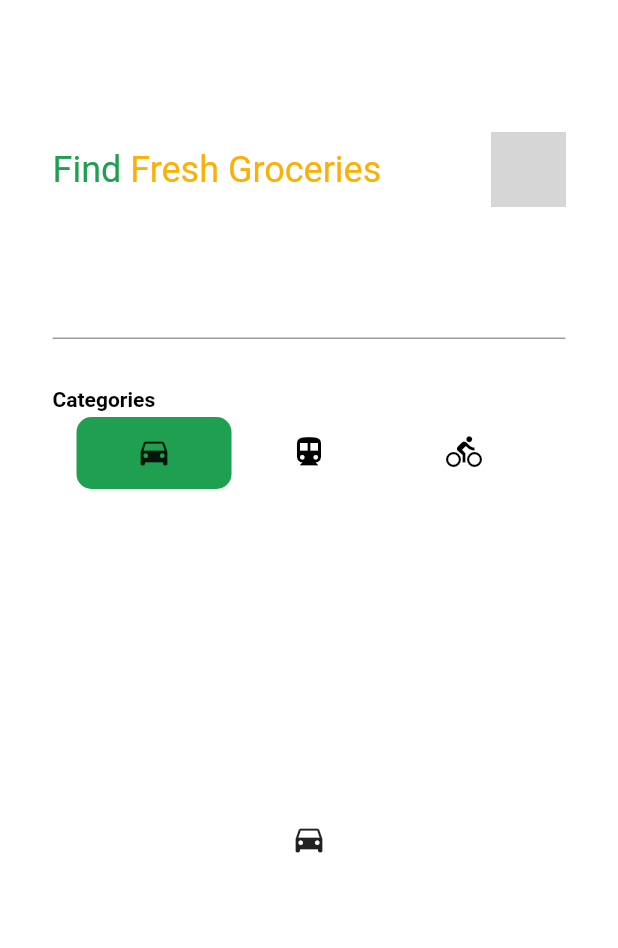
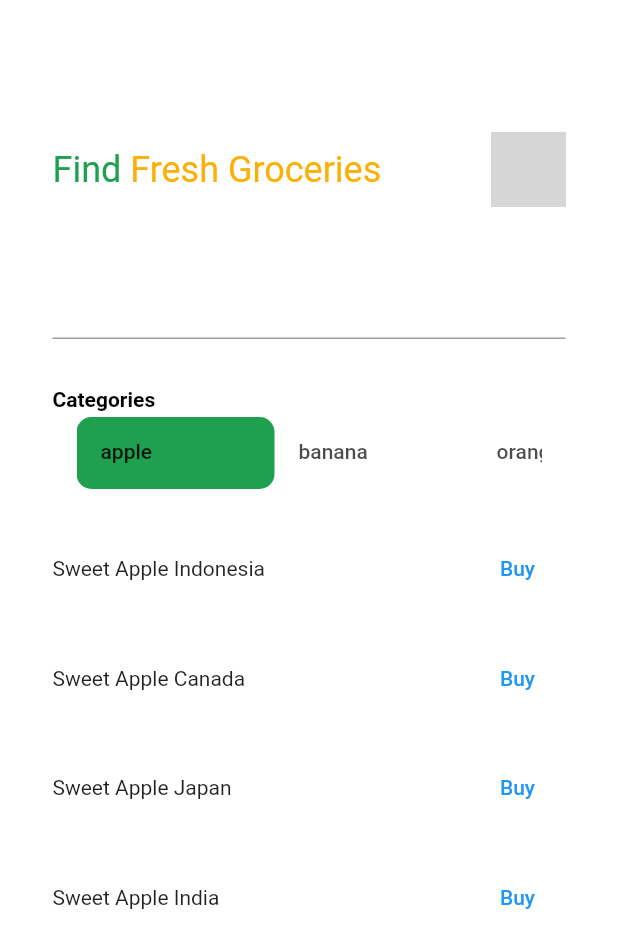
Before and after one commit to MrOMadness/find-fresh-groceries, a Flutter app: the HomeScreen widget shown alone on an empty page, opened directly, on a phone screen of 412 x 824 dp. Shown: the top 948 px of the screen. Run offline on Flutter 3.47's test engine with Material 2 defaults, Android fonts, the phone set to English and light mode, and no system bars; our stand-ins replace material_floating_search_bar, persistent_bottom_nav_bar, shared_preferences; accounts and stored records are empty; network calls fail; grey boxes are pictures that could not be loaded.

Commit message:
Add categories

```diff
--- /dev/null
+++ b/lib/models/catalog.dart
@@ -0,0 +1,24 @@
+class Catalog {
+  final String name;
+  final String type;
+  final String price;
+  final String picture;
+  final String rating;
+
+  Catalog(
+      {required this.name,
+      required this.type,
+      required this.price,
+      required this.picture,
+      required this.rating});
+
+  factory Catalog.fromJson(Map<String, dynamic> json) {
+    return Catalog(
+      name: json['name'],
+      picture: json['picture'],
+      price: json['price'],
+      rating: json['rating'],
+      type: json['type'],
+    );
+  }
+}
--- a/lib/screens/categories.dart
+++ b/lib/screens/categories.dart
@@ -1,41 +1,149 @@
+import 'dart:convert';
+
+import 'package:find_fresh_groceries/models/catalog.dart';
+import 'package:find_fresh_groceries/screens/error.dart';
 import 'package:find_fresh_groceries/styles.dart';
 import 'package:flutter/material.dart';
 
 class HomeCategoriesScreen extends StatefulWidget {
-  const HomeCategoriesScreen({Key? key}) : super(key: key);
+  final String searchString;
+  const HomeCategoriesScreen({Key? key, required this.searchString})
+      : super(key: key);
 
   @override
   State<HomeCategoriesScreen> createState() => _HomeCategoriesScreenState();
 }
 
 class _HomeCategoriesScreenState extends State<HomeCategoriesScreen> {
+  Future<List> getCategories() async {
+    // Obtain shared preferences.
+
+    String data = await DefaultAssetBundle.of(context)
+        .loadString("assets/data/catalog.json");
+    final jsonResult = jsonDecode(data); //latest Dart
+
+    // print(jsonResult['results']);
+
+    var filteredArray = [];
+
+    var list = json
+        .decode(data)['results']
+        .map((data) => Catalog.fromJson(data))
+        .toList();
+
+    for (var val in list) {
+      if (val.name.toLowerCase().contains(widget.searchString.toLowerCase())) {
+        //TODO: create better search func
+        filteredArray.add(val);
+      }
+    }
+
+    return filteredArray; // return your response
+  }
+
+  List getUniqueTypes(data) {
+    var temp = [];
+
+    if (data != null) {
+      for (var val in data) {
+        temp.add(val.type);
+      }
+    }
+    return temp.toSet().toList(); // Returns unique
+  }
+
+  List<Widget> uniqueTabs(uniqueTypes) {
+    List<Widget> arr = [];
+
+    for (var val in uniqueTypes) {
+      arr.add(
+        Tab(
+          icon: SizedBox(width: 100, child: Text(val)), //TODO: Style
+        ),
+      );
+    }
+    return arr;
+  }
+
+  List<Widget> tabBarView(uniqueTypes, data) {
+    List<Widget> categoriesArr = []; // Categories array Ex. => Apple, Orange
+
+    for (var uniqueType in uniqueTypes) {
+      List<Widget> categoriesDataArr =
+          []; // Data in the categories Ex. => Sweet Apple Indonesia, Sweet Apple Canada
+      for (var val in data) {
+        // print(val.type);
+        if (val.type == uniqueType) {
+          // print(val.name);
+          categoriesDataArr.add(
+            Container(
+                padding: const EdgeInsets.only(top: 25),
+                child: Row(
+                  mainAxisAlignment: MainAxisAlignment.spaceBetween,
+                  children: [
+                    Text(val.name),
+                    TextButton(
+                      style: ButtonStyle(
+                        foregroundColor:
+                            MaterialStateProperty.all<Color>(Colors.blue),
+                      ),
+                      onPressed: () {},
+                      child: const Text('Buy'),
+                    )
+                  ],
+                )), //TODO: Style
+          );
+        }
+      }
+      categoriesArr.add(
+        Tab(
+          icon: Column(children: categoriesDataArr), //TODO: Style
+        ),
+      );
+    }
+    return categoriesArr;
+  }
+
   @override
   Widget build(BuildContext context) {
+    // print('search val: ' + widget.searchString);
+    return FutureBuilder<List>(
+        future: getCategories(),
+        builder: (context, snapshot) {
+          if (snapshot.hasData) {
+            var uniqueTypes = getUniqueTypes(snapshot.data);
+            print(tabBarView(uniqueTypes, snapshot.data));
             return DefaultTabController(
-      length: 3,
+              length: uniqueTypes.length,
+              // length: 3,
               child: Scaffold(
                 appBar: AppBar(
                   elevation: 0,
                   backgroundColor: Colors.white,
                   title: TabBar(
+                    padding: EdgeInsets.zero,
+                    isScrollable: true,
                     indicator: BoxDecoration(
-                borderRadius: BorderRadius.circular(10), // Creates border
+                        borderRadius:
+                            BorderRadius.circular(10), // Creates border
                         color: const Color(Styles.greenMain)),
-            tabs: const [
-              Tab(icon: Icon(Icons.directions_car)),
-              Tab(icon: Icon(Icons.directions_transit)),
-              Tab(icon: Icon(Icons.directions_bike)),
-            ],
+                    tabs: uniqueTabs(uniqueTypes),
                   ),
                 ),
-        body: const TabBarView(
-          children: [
-            Icon(Icons.directions_car),
-            Icon(Icons.directions_transit),
-            Icon(Icons.directions_bike),
-          ],
+                body: TabBarView(
+                  children: tabBarView(uniqueTypes, snapshot.data),
                 ),
               ),
             );
+          } else if (snapshot.hasError) {
+            return const ErrorScreen();
+          } else {
+            return const Scaffold(
+              body: Center(
+                child: Text('Loading...'),
+              ),
+            );
+          }
+        });
   }
 }
--- a/lib/screens/home.dart
+++ b/lib/screens/home.dart
@@ -66,8 +66,10 @@ class _HomeScreenState extends State<HomeScreen> {
             padding: const EdgeInsets.only(top: 40),
             child: TextField(
               controller: _controller,
-              onChanged: (String value) {
-                print(value);
+              onSubmitted: (String value) {
+                setState(() {
+                  // Call setState to refresh the page.
+                });
               },
             ),
           ),
@@ -77,7 +79,10 @@ class _HomeScreenState extends State<HomeScreen> {
                 'Categories',
                 style: Styles.roboto14Bold,
               )),
-          const Expanded(child: HomeCategoriesScreen()),
+          Expanded(
+              child: HomeCategoriesScreen(
+            searchString: _controller.text,
+          )),
         ],
       ),
     );
```
Also changed, not shown: assets/data/catalog.json (renamed from assets/data/data.json, +23 -27 lines). Lines whose indentation alone changed are shown as unchanged.
